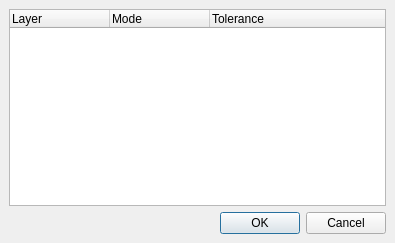
Before: the Qt Designer form branches/advanced_editing_branch/src/ui/qgssnappingdialogbase.ui in stopa85/Quantum-GIS, drawn with Qt 5.
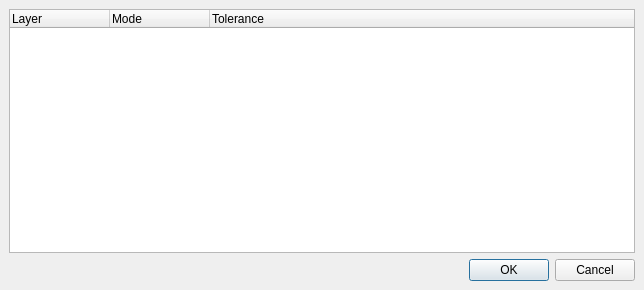
After: the same form once the commit is applied.

```diff
--- a/branches/advanced_editing_branch/src/ui/qgssnappingdialogbase.ui
+++ b/branches/advanced_editing_branch/src/ui/qgssnappingdialogbase.ui
@@ -5,8 +5,8 @@
    <rect>
     <x>0</x>
     <y>0</y>
-    <width>395</width>
-    <height>243</height>
+    <width>644</width>
+    <height>290</height>
    </rect>
   </property>
   <property name="windowTitle" >
```
